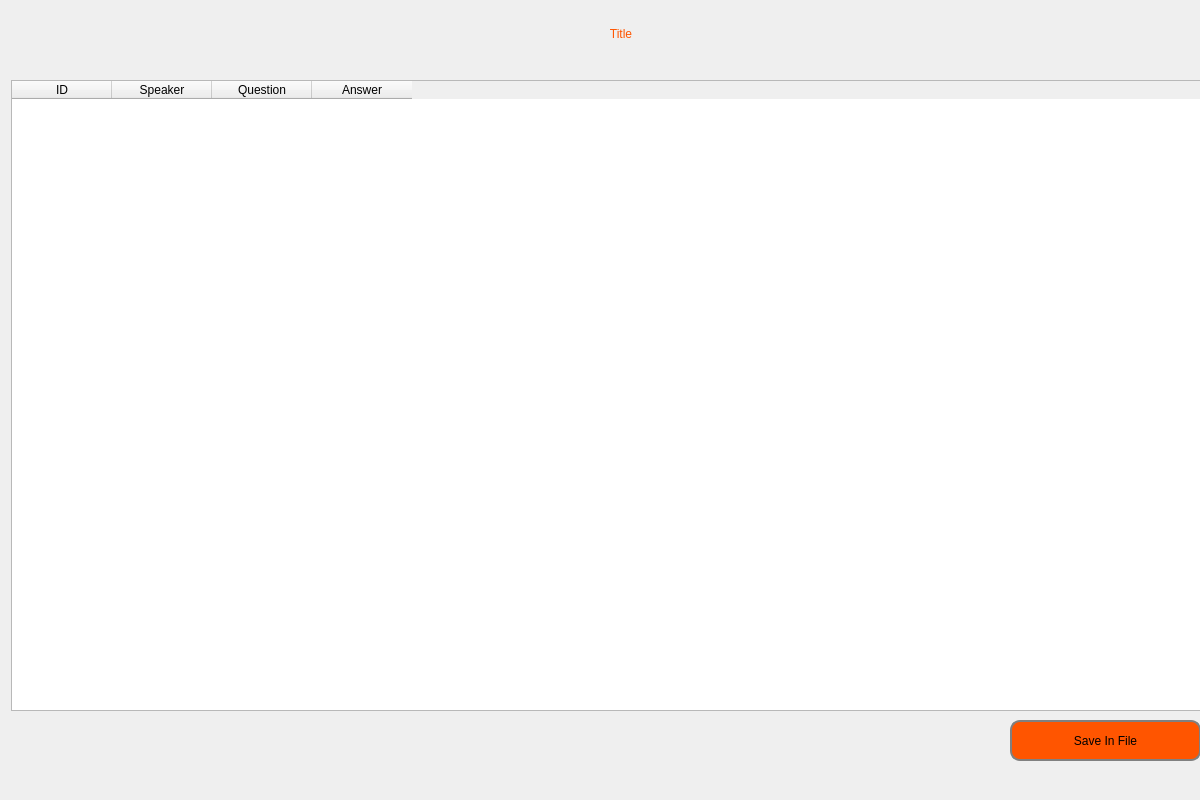
The window that ui/PresentWindow.ui (peterYudhistira/audio-scribo-comperio) describes before a commit, drawn with Qt 5.
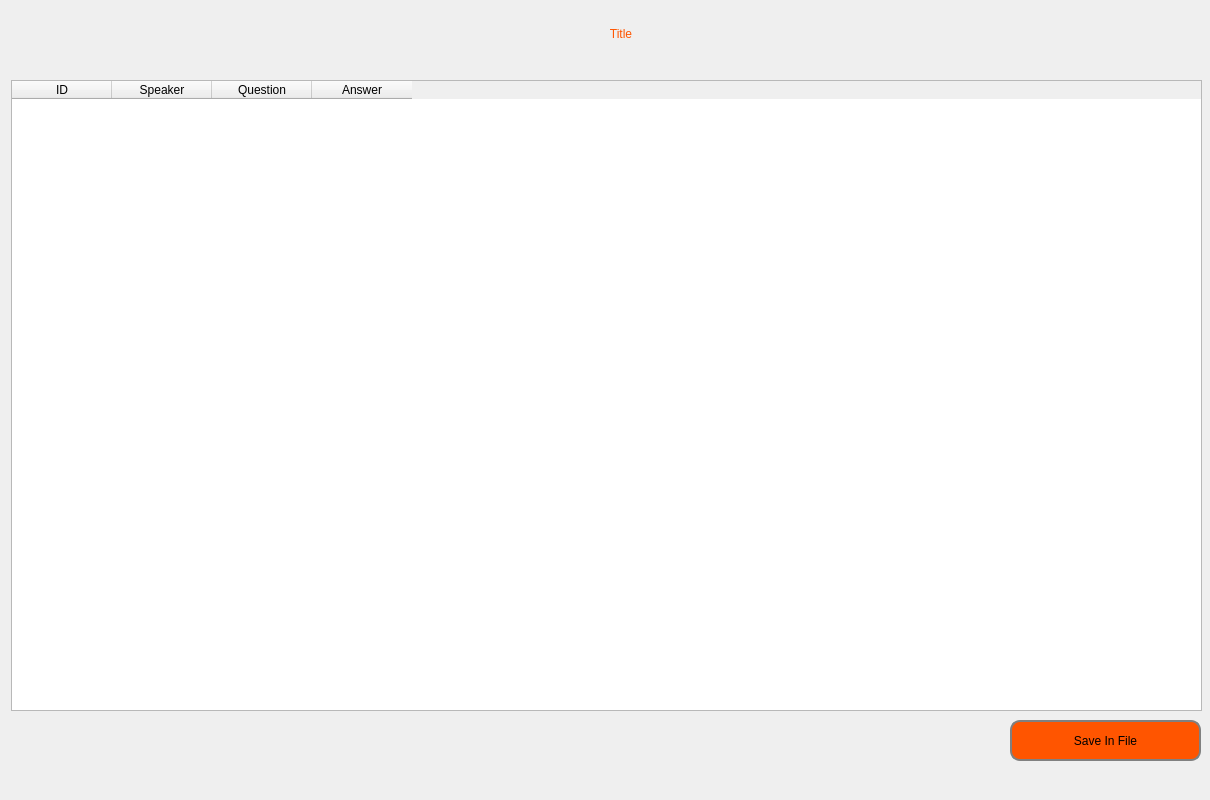
The same window after the commit.

What changed in the file:
```diff
--- a/ui/PresentWindow.ui
+++ b/ui/PresentWindow.ui
@@ -6,7 +6,7 @@
    <rect>
     <x>0</x>
     <y>0</y>
-    <width>1200</width>
+    <width>1210</width>
     <height>800</height>
    </rect>
   </property>
```
